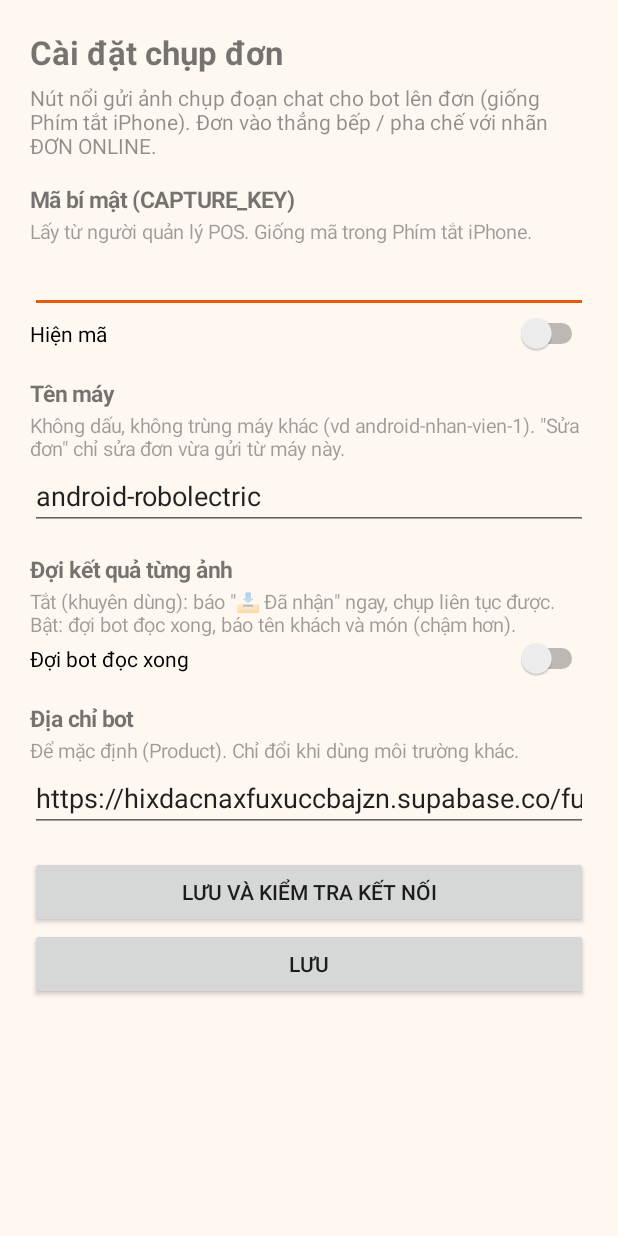
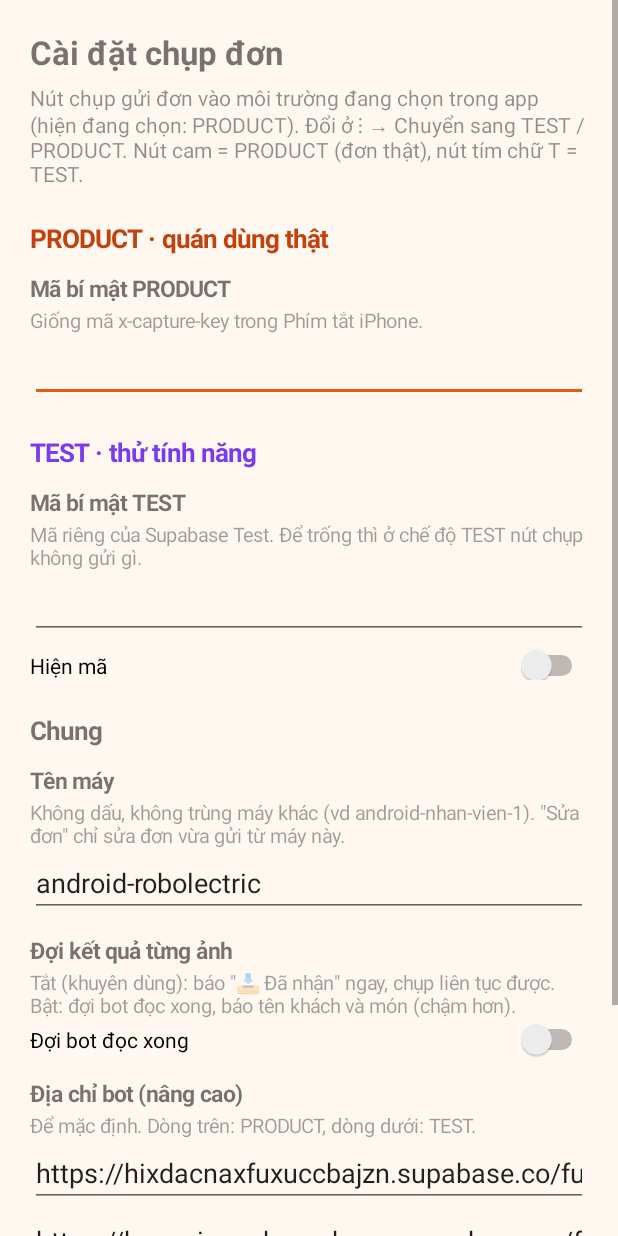
Before and after one commit to pkaThai2802/DoAnLienNganh, an Android app: the screen it shows after launch (SettingsActivity), after a tap on "📸 Nút chụp đơn", on a phone screen of 412 x 824 dp. Run offline under Robolectric (Android 15) with nearby library versions, the phone set to English and light mode, and no system bars.

Commit message:
Product: phát hành từ nhánh test (76e0a49)

```diff
--- a/android/app/build.gradle.kts
+++ b/android/app/build.gradle.kts
@@ -19,8 +19,8 @@ android {
         applicationId = "vn.benoc.pos"
         minSdk = 26
         targetSdk = 35
-        versionCode = 1
-        versionName = "1.0"
+        versionCode = 2
+        versionName = "1.1"
     }
 
     signingConfigs {
--- a/android/app/src/main/java/vn/benoc/pos/EditOrderActivity.kt
+++ b/android/app/src/main/java/vn/benoc/pos/EditOrderActivity.kt
@@ -22,8 +22,9 @@ class EditOrderActivity : ComponentActivity() {
         val d = resources.displayMetrics.density
         val pad = (18 * d).toInt()
         val prefs = Prefs(this)
+        val test = prefs.testEnv
 
-        val title = TextView(this).apply { text = "Sửa đơn vừa gửi"; textSize = 18f; setTypeface(typeface, Typeface.BOLD) }
+        val title = TextView(this).apply { text = if (test) "🧪 Sửa đơn vừa gửi · TEST" else "Sửa đơn vừa gửi"; textSize = 18f; setTypeface(typeface, Typeface.BOLD) }
         val guide = TextView(this).apply { text = "Vd: thêm 1 trà đào · bỏ kimbap · giờ 18h30 · ship 12 ngõ 5…, sđt 09… · huỷ"; textSize = 13f; alpha = 0.7f; setPadding(0, (4 * d).toInt(), 0, (8 * d).toInt()) }
         val input = EditText(this).apply {
             inputType = InputType.TYPE_CLASS_TEXT or InputType.TYPE_TEXT_FLAG_CAP_SENTENCES
@@ -44,7 +45,7 @@ class EditOrderActivity : ComponentActivity() {
             if (t.isEmpty()) return
             send.isEnabled = false; send.text = "Đang gửi…"; result.text = ""
             io.execute {
-                val r = BotClient.sendText(prefs, t)
+                val r = BotClient.sendText(prefs, t, test)
                 runOnUiThread {
                     send.isEnabled = true; send.text = "Gửi"
                     result.text = r.text
--- a/android/app/src/main/java/vn/benoc/pos/Prefs.kt
+++ b/android/app/src/main/java/vn/benoc/pos/Prefs.kt
@@ -7,6 +7,7 @@ import android.os.Build
 class Prefs(ctx: Context) {
     private val p = ctx.getSharedPreferences("benoc", Context.MODE_PRIVATE)
 
+    // ---- PRODUCT (quán dùng thật)
     var botUrl: String
         get() = p.getString("bot_url", null)?.takeIf { it.isNotBlank() } ?: DEFAULT_BOT_URL
         set(v) = p.edit().putString("bot_url", v.trim()).apply()
@@ -14,6 +15,19 @@ class Prefs(ctx: Context) {
     var captureKey: String
         get() = p.getString("capture_key", "") ?: ""
         set(v) = p.edit().putString("capture_key", v.trim()).apply()
+
+    // ---- TEST
+    var botUrlTest: String
+        get() = p.getString("bot_url_test", null)?.takeIf { it.isNotBlank() } ?: TEST_BOT_URL
+        set(v) = p.edit().putString("bot_url_test", v.trim()).apply()
+
+    var captureKeyTest: String
+        get() = p.getString("capture_key_test", "") ?: ""
+        set(v) = p.edit().putString("capture_key_test", v.trim()).apply()
+
+    fun url(test: Boolean) = if (test) botUrlTest else botUrl
+    fun key(test: Boolean) = if (test) captureKeyTest else captureKey
+    fun readyFor(test: Boolean) = key(test).isNotBlank() && url(test).startsWith("https://")
 
     var device: String
         get() = p.getString("device", null)?.takeIf { it.isNotBlank() } ?: defaultDevice()
@@ -29,14 +43,16 @@ class Prefs(ctx: Context) {
         get() = p.getString("page", null) ?: ""
         set(v) = p.edit().putString("page", v).apply()
 
+    /** Môi trường đang chọn: trang POS trong app VÀ nút chụp đơn cùng theo môi trường này. */
     var testEnv: Boolean
         get() = p.getBoolean("test_env", false)
         set(v) = p.edit().putBoolean("test_env", v).apply()
 
-    val ready get() = captureKey.isNotBlank() && botUrl.startsWith("https://")
+    val ready get() = readyFor(testEnv)
 
     companion object {
-        const val DEFAULT_BOT_URL = "https://hixdacnaxfuxuccbajzn.supabase.co/functions/v1/bot-don"
+        const val DEFAULT_BOT_URL = "https://hixdacnaxfuxuccbajzn.supabase.co/functions/v1/bot-don"   // Supabase benoc-pos
+        const val TEST_BOT_URL = "https://bsnpcinocphuruahpzwr.supabase.co/functions/v1/bot-don"      // Supabase benoc-pos-test
         const val SITE = "https://benoc-pos.pages.dev/"
 
         fun cleanDevice(s: String) = s.trim().lowercase()
--- a/android/app/src/main/java/vn/benoc/pos/SettingsActivity.kt
+++ b/android/app/src/main/java/vn/benoc/pos/SettingsActivity.kt
@@ -14,9 +14,12 @@ import android.widget.Toast
 import androidx.activity.ComponentActivity
 import java.util.concurrent.Executors
 
-/** Cài đặt chụp đơn: địa chỉ bot, mã bí mật, tên máy, chế độ đợi kết quả. */
+/**
+ * Cài đặt chụp đơn. PRODUCT và TEST có mã bí mật / địa chỉ bot riêng:
+ * nút chụp gửi vào môi trường đang chọn trong app (⋮ → Chuyển sang TEST / PRODUCT).
+ */
 class SettingsActivity : ComponentActivity() {
-    private val io = Executors.newSingleThreadExecutor()
+    private val io = Executors.newFixedThreadPool(2)
 
     override fun onCreate(savedInstanceState: Bundle?) {
         super.onCreate(savedInstanceState)
@@ -25,22 +28,42 @@ class SettingsActivity : ComponentActivity() {
         val pad = (20 * d).toInt()
         val col = LinearLayout(this).apply { orientation = LinearLayout.VERTICAL; setPadding(pad, pad, pad, pad) }
 
+        fun heading(s: String, color: Int? = null) = col.addView(TextView(this).apply {
+            text = s; textSize = 17f; setTypeface(typeface, Typeface.BOLD); setPadding(0, (22 * d).toInt(), 0, 0)
+            if (color != null) setTextColor(color)
+        })
         fun label(s: String, sub: String? = null) {
-            col.addView(TextView(this).apply { text = s; textSize = 15f; setTypeface(typeface, Typeface.BOLD); setPadding(0, (16 * d).toInt(), 0, (2 * d).toInt()) })
+            col.addView(TextView(this).apply { text = s; textSize = 15f; setTypeface(typeface, Typeface.BOLD); setPadding(0, (12 * d).toInt(), 0, (2 * d).toInt()) })
             if (sub != null) col.addView(TextView(this).apply { text = sub; textSize = 13f; alpha = 0.7f })
         }
         fun field(v: String, type: Int) = EditText(this).apply { setText(v); inputType = type; isSingleLine = true }.also { col.addView(it) }
+        val hidden = InputType.TYPE_CLASS_TEXT or InputType.TYPE_TEXT_VARIATION_PASSWORD
+        val shown = InputType.TYPE_CLASS_TEXT or InputType.TYPE_TEXT_VARIATION_VISIBLE_PASSWORD
+        val uri = InputType.TYPE_CLASS_TEXT or InputType.TYPE_TEXT_VARIATION_URI
 
         col.addView(TextView(this).apply { text = "Cài đặt chụp đơn"; textSize = 22f; setTypeface(typeface, Typeface.BOLD) })
-        col.addView(TextView(this).apply { text = "Nút nổi gửi ảnh chụp đoạn chat cho bot lên đơn (giống Phím tắt iPhone). Đơn vào thẳng bếp / pha chế với nhãn ĐƠN ONLINE."; textSize = 14f; alpha = 0.8f; setPadding(0, (6 * d).toInt(), 0, 0) })
+        col.addView(TextView(this).apply {
+            text = "Nút chụp gửi đơn vào môi trường đang chọn trong app (hiện đang chọn: " + (if (p.testEnv) "TEST" else "PRODUCT") +
+                "). Đổi ở ⋮ → Chuyển sang TEST / PRODUCT. Nút cam = PRODUCT (đơn thật), nút tím chữ T = TEST."
+            textSize = 14f; alpha = 0.8f; setPadding(0, (6 * d).toInt(), 0, 0)
+        })
 
-        label("Mã bí mật (CAPTURE_KEY)", "Lấy từ người quản lý POS. Giống mã trong Phím tắt iPhone.")
-        val key = field(p.captureKey, InputType.TYPE_CLASS_TEXT or InputType.TYPE_TEXT_VARIATION_PASSWORD)
-        val show = Switch(this).apply { text = "Hiện mã"; setOnCheckedChangeListener { _, on ->
-            key.inputType = InputType.TYPE_CLASS_TEXT or if (on) InputType.TYPE_TEXT_VARIATION_VISIBLE_PASSWORD else InputType.TYPE_TEXT_VARIATION_PASSWORD
-            key.setSelection(key.text.length) } }
+        // ---- PRODUCT
+        heading("PRODUCT · quán dùng thật", getColor(R.color.cam_dam))
+        label("Mã bí mật PRODUCT", "Giống mã x-capture-key trong Phím tắt iPhone.")
+        val key = field(p.captureKey, hidden)
+
+        // ---- TEST
+        heading("TEST · thử tính năng", 0xFF7C3AED.toInt())
+        label("Mã bí mật TEST", "Mã riêng của Supabase Test. Để trống thì ở chế độ TEST nút chụp không gửi gì.")
+        val keyTest = field(p.captureKeyTest, hidden)
+
+        val show = Switch(this).apply { text = "Hiện mã"; setPadding(0, (8 * d).toInt(), 0, 0); setOnCheckedChangeListener { _, on ->
+            for (k in listOf(key, keyTest)) { k.inputType = if (on) shown else hidden; k.setSelection(k.text.length) } } }
         col.addView(show)
 
+        // ---- chung
+        heading("Chung")
         label("Tên máy", "Không dấu, không trùng máy khác (vd android-nhan-vien-1). \"Sửa đơn\" chỉ sửa đơn vừa gửi từ máy này.")
         val dev = field(p.device, InputType.TYPE_CLASS_TEXT or InputType.TYPE_TEXT_FLAG_NO_SUGGESTIONS)
 
@@ -48,25 +71,40 @@ class SettingsActivity : ComponentActivity() {
         val wait = Switch(this).apply { text = "Đợi bot đọc xong"; isChecked = p.waitResult }
         col.addView(wait)
 
-        label("Địa chỉ bot", "Để mặc định (Product). Chỉ đổi khi dùng môi trường khác.")
-        val url = field(p.botUrl, InputType.TYPE_CLASS_TEXT or InputType.TYPE_TEXT_VARIATION_URI)
+        label("Địa chỉ bot (nâng cao)", "Để mặc định. Dòng trên: PRODUCT, dòng dưới: TEST.")
+        val url = field(p.botUrl, uri)
+        val urlTest = field(p.botUrlTest, uri)
 
         val status = TextView(this).apply { textSize = 14f; setPadding(0, (12 * d).toInt(), 0, 0); setTextIsSelectable(true) }
         fun save(): Boolean {
-            if (!url.text.startsWith("https://")) { Toast.makeText(this, "Địa chỉ bot phải bắt đầu bằng https://", Toast.LENGTH_SHORT).show(); return false }
-            p.captureKey = key.text.toString(); p.device = dev.text.toString(); p.botUrl = url.text.toString(); p.waitResult = wait.isChecked
+            if (!url.text.startsWith("https://") || !urlTest.text.startsWith("https://")) {
+                Toast.makeText(this, "Địa chỉ bot phải bắt đầu bằng https://", Toast.LENGTH_SHORT).show(); return false
+            }
+            p.captureKey = key.text.toString(); p.captureKeyTest = keyTest.text.toString()
+            p.botUrl = url.text.toString(); p.botUrlTest = urlTest.text.toString()
+            p.device = dev.text.toString(); p.waitResult = wait.isChecked
             dev.setText(p.device)
             return true
         }
         val test = Button(this).apply { text = "Lưu và kiểm tra kết nối"; setOnClickListener {
             if (!save()) return@setOnClickListener
             status.text = "Đang kiểm tra…"
+            val lines = arrayOfNulls<String>(2)   // mỗi luồng ghi 1 ô riêng
+            fun check(isTest: Boolean, idx: Int) {
+                val name = if (isTest) "TEST" else "PRODUCT"
+                if (!p.readyFor(isTest)) { lines[idx] = "— $name: chưa nhập mã"; return }
+                val r = BotClient.sendText(p, "hd", isTest)   // bot trả hướng dẫn, không tạo đơn
+                lines[idx] = if (r.ok) "✅ $name: kết nối được bot" else "❌ $name: " + r.text.removePrefix(BotClient.TEST_TAG)
+            }
             io.execute {
-                val r = BotClient.sendText(p, "hd")   // bot trả hướng dẫn, không tạo đơn
-                runOnUiThread { status.text = if (r.ok) "✅ Kết nối được bot.\n\n" + r.text.take(400) else r.text }
+                val a = Thread { check(false, 0) }; val b = Thread { check(true, 1) }
+                a.start(); b.start(); a.join(); b.join()
+                runOnUiThread { status.text = lines.filterNotNull().joinToString("\n") }
             }
         } }
-        val done = Button(this).apply { text = "Lưu"; setOnClickListener { if (save()) { Toast.makeText(this@SettingsActivity, "Đã lưu", Toast.LENGTH_SHORT).show(); finish() } } }
+        val done = Button(this).apply { text = "Lưu"; setOnClickListener {
+            if (save()) { BubbleService.refresh(this@SettingsActivity); Toast.makeText(this@SettingsActivity, "Đã lưu", Toast.LENGTH_SHORT).show(); finish() }
+        } }
         col.addView(View(this), LinearLayout.LayoutParams(1, (16 * d).toInt()))
         col.addView(test); col.addView(done); col.addView(status)
         setContentView(ScrollView(this).apply { addView(col); fitSystemBars(this) })
--- a/android/app/src/main/java/vn/benoc/pos/StartCaptureActivity.kt
+++ b/android/app/src/main/java/vn/benoc/pos/StartCaptureActivity.kt
@@ -28,7 +28,7 @@ class StartCaptureActivity : ComponentActivity() {
                 .setAction(BubbleService.ACTION_START)
                 .putExtra(BubbleService.EXTRA_CODE, r.resultCode)
                 .putExtra(BubbleService.EXTRA_DATA, r.data))
-            Toast.makeText(this, "✅ Đã bật nút chụp đơn. Mở Messenger / Zalo, chạm nút cam để gửi đơn.", Toast.LENGTH_LONG).show()
+            Toast.makeText(this, if (Prefs(this).testEnv) "🧪 Đã bật nút chụp đơn (TEST, nút màu tím). Đơn gửi vào môi trường TEST." else "✅ Đã bật nút chụp đơn. Mở Messenger / Zalo, chạm nút cam để gửi đơn.", Toast.LENGTH_LONG).show()
             if (intent.getBooleanExtra(EXTRA_HOME, false)) moveToHome()
         } else {
             Toast.makeText(this, "Chưa cho phép ghi màn hình nên chưa bật được nút chụp đơn.", Toast.LENGTH_LONG).show()
@@ -40,7 +40,7 @@ class StartCaptureActivity : ComponentActivity() {
         super.onCreate(savedInstanceState)
         val p = Prefs(this)
         if (!p.ready) {
-            Toast.makeText(this, "Nhập mã bí mật trước đã.", Toast.LENGTH_LONG).show()
+            Toast.makeText(this, "Nhập mã bí mật " + (if (p.testEnv) "TEST" else "PRODUCT") + " trước đã.", Toast.LENGTH_LONG).show()
             startActivity(Intent(this, SettingsActivity::class.java)); finish(); return
         }
         if (!Settings.canDrawOverlays(this)) {
--- /dev/null
+++ b/android/app/src/main/res/drawable/ic_bubble_test.xml
@@ -0,0 +1,11 @@
+<?xml version="1.0" encoding="utf-8"?>
+<!-- Nút nổi khi đang ở TEST: tím, có huy hiệu vàng chữ T -->
+<vector xmlns:android="http://schemas.android.com/apk/res/android"
+    android:width="56dp" android:height="56dp" android:viewportWidth="56" android:viewportHeight="56">
+    <path android:fillColor="#7C3AED" android:pathData="M28,2 A26,26 0 1,1 27.99,2 Z" />
+    <path android:strokeColor="#FFFFFF" android:strokeWidth="2" android:fillColor="#00000000" android:pathData="M28,3 A25,25 0 1,1 27.99,3 Z" />
+    <path android:fillColor="#FFFFFF" android:pathData="M15,24 L20,24 L22.5,20.5 L29.5,20.5 L32,24 L37,24 C38.1,24 39,24.9 39,26 L39,39 C39,40.1 38.1,41 37,41 L15,41 C13.9,41 13,40.1 13,39 L13,26 C13,24.9 13.9,24 15,24 Z" />
+    <path android:fillColor="#7C3AED" android:pathData="M26,27.5 A5.5,5.5 0 1,1 25.99,27.5 Z" />
+    <path android:fillColor="#FACC15" android:pathData="M42,4 A10,10 0 1,1 41.99,4 Z" />
+    <path android:fillColor="#3B0764" android:pathData="M37,9 L47,9 L47,11.5 L43.3,11.5 L43.3,21 L40.7,21 L40.7,11.5 L37,11.5 Z" />
+</vector>
```
Also changed, not shown: android/app/src/main/java/vn/benoc/pos/BotClient.kt (+16 -8 lines), android/app/src/main/java/vn/benoc/pos/BubbleService.kt (+25 -5 lines), android/app/src/main/java/vn/benoc/pos/MainActivity.kt (+8 -1 lines), 2 other files.
